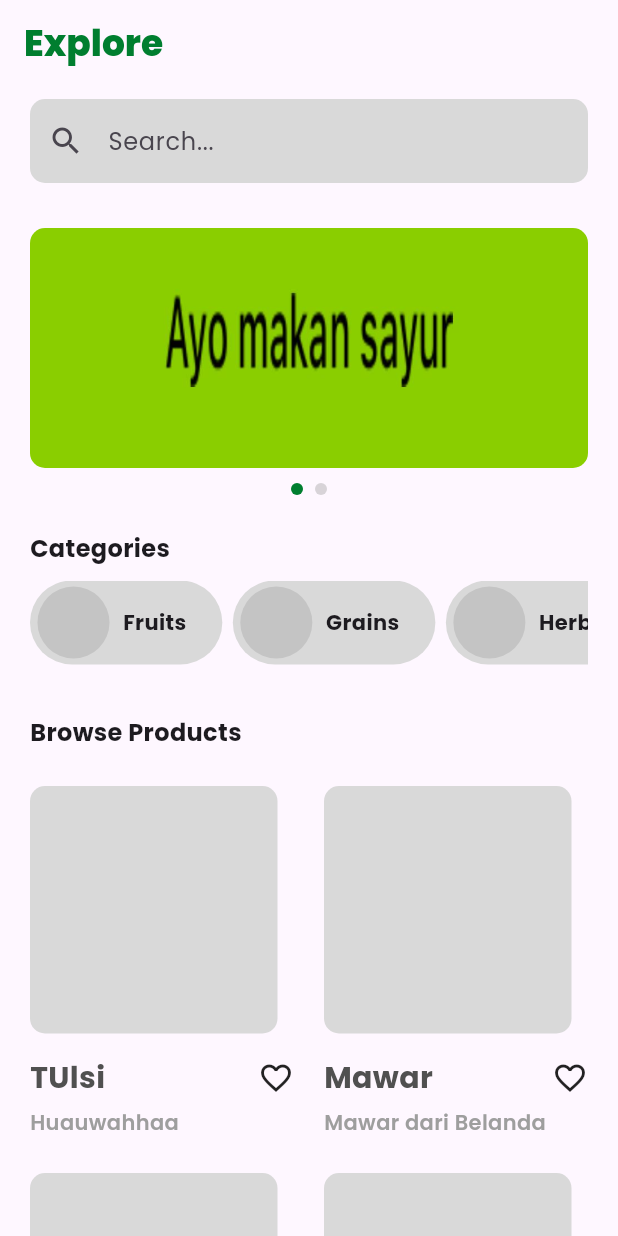
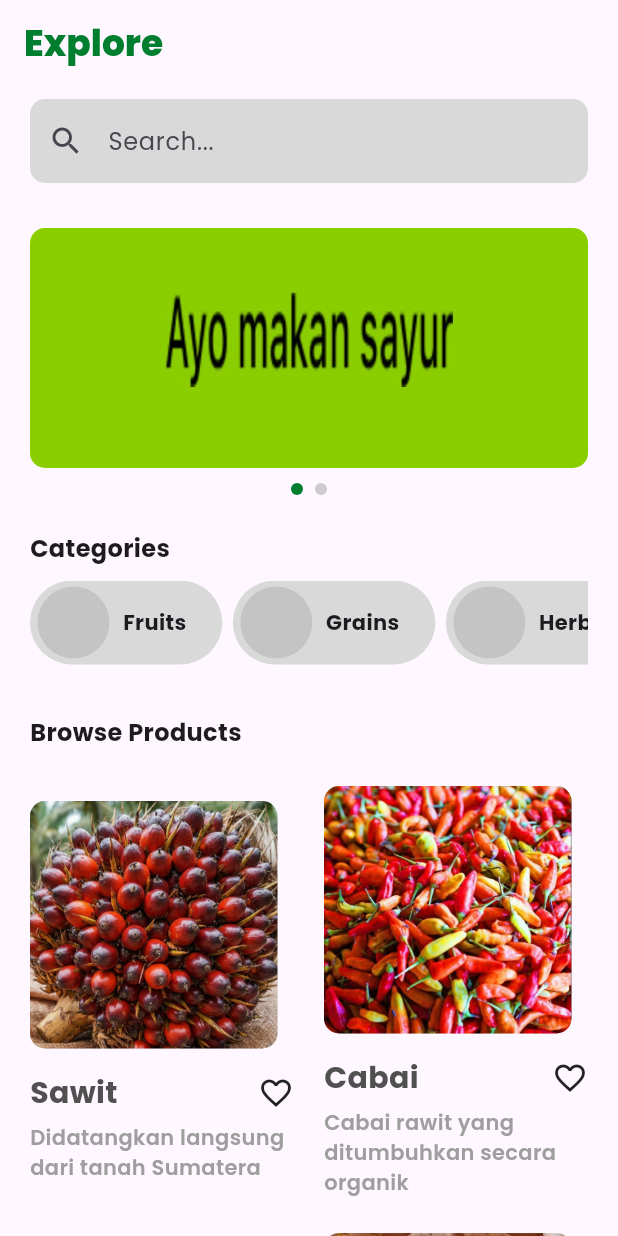
Before and after one commit to gulgamgug/raion-workshop1, a Flutter app: the screen it shows after launch, on a phone screen of 412 x 824 dp. Run offline on Flutter 3.47's test engine with Material 3 defaults, Android fonts, the phone set to English and light mode, and no system bars; our stand-ins replace google_fonts.

Commit message:
Refactor code structure for improved readability and maintainability

```diff
--- a/lib/level_1/banner_carousel.dart
+++ b/lib/level_1/banner_carousel.dart
@@ -8,21 +8,12 @@ class BannerCarousel extends StatefulWidget {
 }
 
 class _BannerCarouselState extends State<BannerCarousel> {
-  // Controller untuk mengontrol dan memantau pergerakan PageView
   final PageController _pageController = PageController();
-
-  // Variabel untuk mencatat halaman mana yang sedang dilihat user
   int _currentPage = 0;
-
-  // Daftar path gambar yang ada di folder lib/res/
-  final List<String> _banners = [
-    'lib/res/banner1.jpg',
-    'lib/res/banner2.jpg',
-  ];
+  final List<String> _banners = ['lib/res/banner1.jpg', 'lib/res/banner2.jpg'];
 
   @override
   void dispose() {
-    // Selalu dispose controller untuk menghindari kebocoran memori
     _pageController.dispose();
     super.dispose();
   }
@@ -31,15 +22,15 @@ class _BannerCarouselState extends State<BannerCarousel> {
   Widget build(BuildContext context) {
     return Column(
       children: [
-        // 1. Bagian Gambar (Carousel)
-        SizedBox(
+        ClipRRect(
+          borderRadius: BorderRadiusGeometry.circular(10),
+          child: SizedBox(
             height: 160,
-          width: double.infinity,
+            width: .infinity,
             child: PageView.builder(
               controller: _pageController,
               itemCount: _banners.length,
               onPageChanged: (int index) {
-              // Update state ketika user menggeser gambar
                 setState(() {
                   _currentPage = index;
                 });
@@ -47,7 +38,6 @@ class _BannerCarouselState extends State<BannerCarousel> {
               itemBuilder: (context, index) {
                 return Container(
                   decoration: BoxDecoration(
-                  borderRadius: BorderRadius.circular(10),
                     image: DecorationImage(
                       image: AssetImage(_banners[index]),
                       fit: BoxFit.cover,
@@ -57,13 +47,10 @@ class _BannerCarouselState extends State<BannerCarousel> {
               },
             ),
           ),
-
-        // 2. Jarak antara gambar dan indikator
+        ),
         const SizedBox(height: 10),
-
-        // 3. Bagian Indikator (Dots)
         Row(
-          mainAxisAlignment: MainAxisAlignment.center,
+          mainAxisAlignment: .center,
           children: List.generate(
             _banners.length,
             (index) => Container(
@@ -71,11 +58,10 @@ class _BannerCarouselState extends State<BannerCarousel> {
               width: 8,
               height: 8,
               decoration: BoxDecoration(
-                shape: BoxShape.circle,
-                // Berikan warna aktif (hijau) jika index sama dengan halaman saat ini
+                shape: .circle,
                 color: _currentPage == index
-                    ? const Color(0xFF007E2F)
-                    : Colors.grey.withOpacity(0.4),
+                    ? const Color(0xFF007e2f)
+                    : Colors.grey.withAlpha(128),
               ),
             ),
           ),
--- a/lib/level_1/home_page.dart
+++ b/lib/level_1/home_page.dart
@@ -69,10 +69,17 @@ class HomePage extends StatelessWidget {
                     Row(
                       spacing: 20,
                       children: [
-                        ProductCard(title: 'TUlsi', description: 'Huauwahhaa'),
                         ProductCard(
-                          title: 'Mawar',
-                          description: 'Mawar dari Belanda',
+                          title: 'Sawit',
+                          description:
+                              'Didatangkan langsung dari tanah Sumatera',
+                          img_asset: 'lib/res/sawit.jpg',
+                        ),
+                        ProductCard(
+                          title: 'Cabai',
+                          description:
+                              'Cabai rawit yang ditumbuhkan secara organik',
+                          img_asset: 'lib/res/cabai.jpg',
                         ),
                       ],
                     ),
@@ -80,12 +87,16 @@ class HomePage extends StatelessWidget {
                       spacing: 20,
                       children: [
                         ProductCard(
-                          title: 'Durian Belanda',
-                          description: 'Sirsak',
+                          title: 'Tebu',
+                          description:
+                              'Tebu asli yang belum diolah bagi yang membutuhkan saja',
+                          img_asset: 'lib/res/tebu.jpg',
                         ),
                         ProductCard(
-                          title: 'Sirsak',
-                          description: 'Durian Belanda',
+                          title: 'Ubi Cilembu',
+                          description:
+                              'Ubi khas Cilembu yang dikenal dengan rasa manis dan madunya yang hanya keluar ketika dipanggang dengan suhu tertentu',
+                          img_asset: 'lib/res/ubi.jpg',
                         ),
                       ],
                     ),
@@ -103,10 +114,12 @@ class HomePage extends StatelessWidget {
 class ProductCard extends StatelessWidget {
   final String title;
   final String description;
+  final String img_asset;
   const ProductCard({
     super.key,
     required this.title,
     required this.description,
+    required this.img_asset,
   });
 
   @override
@@ -120,8 +133,11 @@ class ProductCard extends StatelessWidget {
               Navigator.push(
                 context,
                 MaterialPageRoute(
-                  builder: (context) =>
-                      ProductDetails(title: title, description: description),
+                  builder: (context) => ProductDetails(
+                    title: title,
+                    description: description,
+                    img_asset: img_asset,
+                  ),
                 ),
               );
             },
@@ -129,6 +145,10 @@ class ProductCard extends StatelessWidget {
               width: 165,
               height: 165,
               decoration: BoxDecoration(
+                image: DecorationImage(
+                  image: AssetImage(img_asset),
+                  fit: BoxFit.cover,
+                ),
                 color: Color(0xffd9d9d9),
                 borderRadius: BorderRadius.circular(10),
               ),
--- a/lib/level_1/product_details.dart
+++ b/lib/level_1/product_details.dart
@@ -3,11 +3,13 @@ import 'package:flutter/material.dart';
 class ProductDetails extends StatelessWidget {
   final String title;
   final String description;
+  final String img_asset;
 
   const ProductDetails({
     super.key,
     required this.title,
     required this.description,
+    required this.img_asset,
   });
 
   @override
@@ -29,12 +31,13 @@ class ProductDetails extends StatelessWidget {
             width: .infinity,
             height: 319,
             decoration: BoxDecoration(
+              image: DecorationImage(image: AssetImage(img_asset), fit: .cover),
               borderRadius: BorderRadius.vertical(bottom: Radius.circular(10)),
               color: Color(0xFFD9D9D9),
             ),
           ),
           Expanded(
-            //AKU PENGEN INI MULAINYA DARI SISI KIRI LAYAR DENGAN PADDING, BUKAN DARI TENGAH
+            //AKU PENGEN INI MULAINYA DARI SISI KIRI LAYAR DENGAN PADDING, BUKAN
             child: Padding(
               padding: const EdgeInsets.symmetric(horizontal: 36, vertical: 32),
               child: Column(
--- a/pubspec.yaml
+++ b/pubspec.yaml
@@ -60,8 +60,7 @@ flutter:
 
   # To add assets to your application, add an assets section, like this:
   assets:
-    - lib/res/banner1.jpg
-    - lib/res/banner2.jpg
+    - lib/res/
 
   # An image asset can refer to one or more resolution-specific "variants", see
   # https://flutter.dev/to/resolution-aware-images
```
Also changed, not shown: lib/res/cabai.jpg (added), lib/res/sawit.jpg (added), lib/res/tebu.jpg (added), lib/res/ubi.jpg (added). Lines whose indentation alone changed are shown as unchanged.
